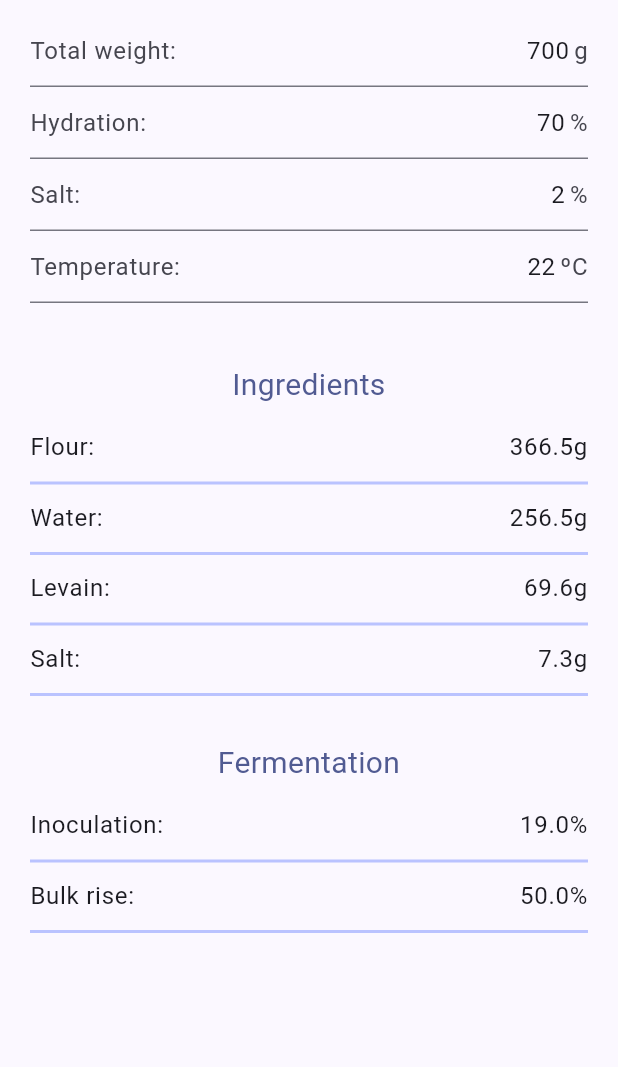
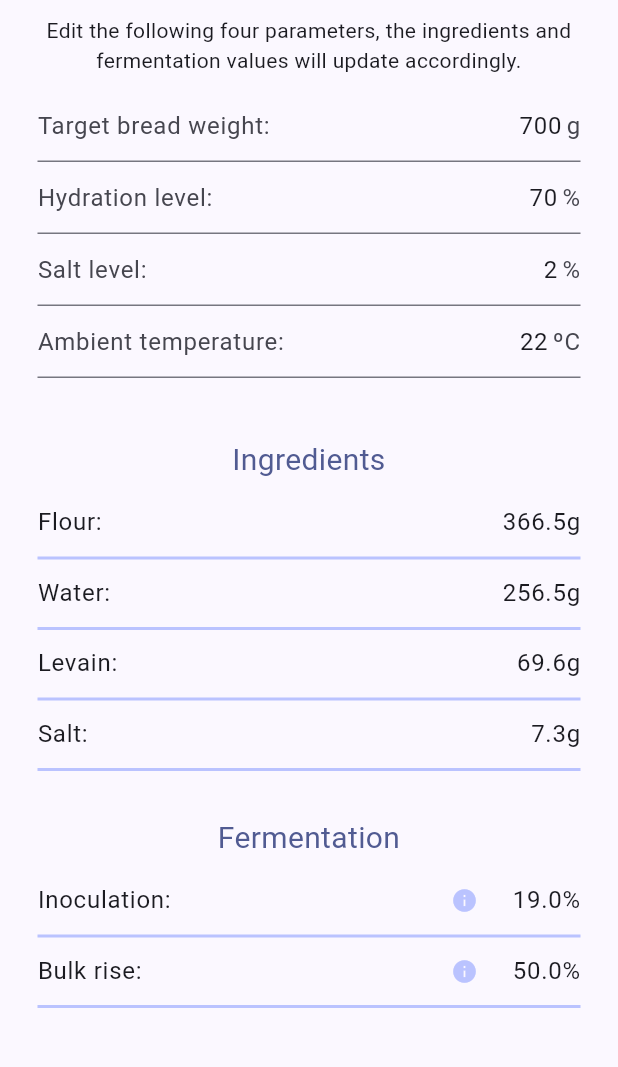
Before and after one commit to duddu/sourdoc, a Flutter app: the screen it shows after launch, on a phone screen of 412 x 824 dp, the part 84-1151 px from its top. Run offline on Flutter 3.47's test engine with Material 2 defaults, Android fonts, the light colour scheme and no system bars.

Commit message:
Add helping copy

```diff
--- a/lib/main.dart
+++ b/lib/main.dart
@@ -121,13 +121,19 @@
       ),
       body: Center(
           child: ListView(
-        padding: const EdgeInsets.fromLTRB(20, 10, 20, 10),
+        padding: const EdgeInsets.fromLTRB(25, 10, 25, 30),
         children: [
+          const Padding(
+              padding: EdgeInsets.fromLTRB(0, 0, 0, 10),
+              child: Text(
+                'Edit the following four parameters, the ingredients and fermentation values will update accordingly.',
+                textAlign: TextAlign.center,
+              )),
           Row(
             children: <FullWidthTextFieldWithAffixes>[
               FullWidthTextFieldWithAffixes(
                 controller: totalWeightController,
-                prefixText: 'Total weight',
+                prefixText: 'Target bread weight',
                 suffixText: 'g',
               ),
             ],
@@ -136,7 +142,7 @@
             children: <FullWidthTextFieldWithAffixes>[
               FullWidthTextFieldWithAffixes(
                 controller: hydrationController,
-                prefixText: 'Hydration',
+                prefixText: 'Hydration level',
                 suffixText: '%',
               ),
             ],
@@ -145,7 +151,7 @@
             children: <FullWidthTextFieldWithAffixes>[
               FullWidthTextFieldWithAffixes(
                 controller: saltController,
-                prefixText: 'Salt',
+                prefixText: 'Salt level',
                 suffixText: '%',
               ),
             ],
@@ -154,7 +160,7 @@
             children: <FullWidthTextFieldWithAffixes>[
               FullWidthTextFieldWithAffixes(
                 controller: temperatureController,
-                prefixText: 'Temperature',
+                prefixText: 'Ambient temperature',
                 suffixText: 'ºC',
               ),
             ],
@@ -183,9 +189,15 @@
             ],
           ),
           FullWidthContainerWithLabelAndValue(
-              label: 'Inoculation', value: '$_inoculation%'),
+              label: 'Inoculation',
+              value: '$_inoculation%',
+              additionalInfoText:
+                  'Inoculation measures the ratio between the levain and the total flour weight. The higher the value the stronger the fermentation. This value is directly affected by ambient temperature: a colder fermentation environment will require more levain to achieve the best results.'),
           FullWidthContainerWithLabelAndValue(
-              label: 'Bulk rise', value: '$_bulkRise%'),
+              label: 'Bulk rise',
+              value: '$_bulkRise%',
+              additionalInfoText:
+                  'This value indicates how much should the dough have risen, from the moment of mixing the levain, to consider the bulk fermentation phase completed. It is directly affected by the ambient temperature, as in a warmer environment the dough will need to rise less to be considered ready for the shaping phase.'),
         ],
       )),
     );
--- a/lib/widgets/full_width_container_with_label_and_value.dart
+++ b/lib/widgets/full_width_container_with_label_and_value.dart
@@ -5,17 +5,18 @@ class FullWidthContainerWithLabelAndValue extends StatelessWidget {
     super.key,
     required this.label,
     required this.value,
+    this.additionalInfoText,
   });
 
   final String label;
   final String value;
+  final String? additionalInfoText;
 
   @override
   Widget build(BuildContext context) {
     return Container(
       height: 47,
       decoration: BoxDecoration(
-        // color: Colors.amber,
         border: Border(
           bottom: BorderSide(
             color: Theme.of(context).colorScheme.inversePrimary,
@@ -32,15 +33,57 @@ class FullWidthContainerWithLabelAndValue extends StatelessWidget {
               textAlign: TextAlign.start,
             ),
           ),
-          Expanded(
-            child: Text(
-              value,
-              style: Theme.of(context).textTheme.bodyLarge,
-              textAlign: TextAlign.end,
-            ),
+          if (additionalInfoText != null && additionalInfoText!.isNotEmpty)
+            Expanded(
+                flex: 0,
+                child: InfoButton(
+                  text: additionalInfoText!,
+                )),
+          Text(
+            value,
+            style: Theme.of(context).textTheme.bodyLarge,
+            textAlign: TextAlign.end,
           ),
         ],
       ),
     );
   }
 }
+
+class InfoButton extends StatelessWidget {
+  const InfoButton({
+    super.key,
+    required this.text,
+  });
+
+  final String text;
+
+  @override
+  Widget build(BuildContext context) {
+    return TextButton(
+      onPressed: () => {
+        showModalBottomSheet<void>(
+          context: context,
+          builder: (BuildContext context) {
+            return SizedBox(
+              height: 200,
+              child: Center(
+                child: Column(
+                  mainAxisAlignment: MainAxisAlignment.center,
+                  mainAxisSize: MainAxisSize.min,
+                  children: <Widget>[
+                    Padding(
+                        padding: const EdgeInsets.fromLTRB(20, 0, 20, 0),
+                        child: Text(text)),
+                  ],
+                ),
+              ),
+            );
+          },
+        )
+      },
+      child:
+          Icon(Icons.info, color: Theme.of(context).colorScheme.inversePrimary),
+    );
+  }
+}
```
